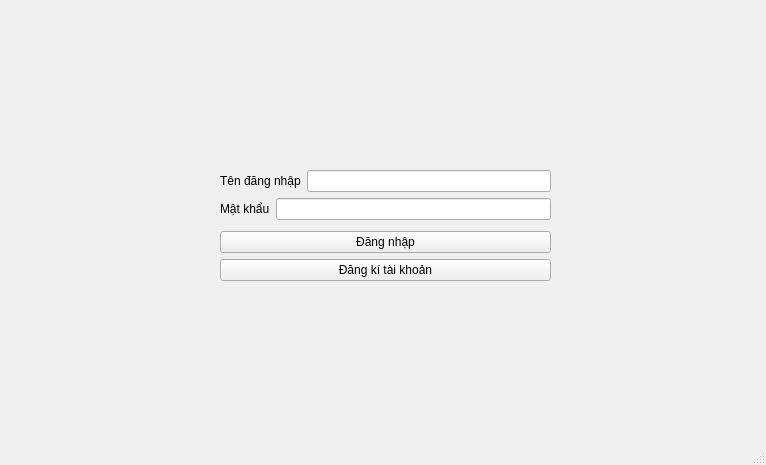
Qt form airline-gui/mainwindow.ui (nothign-us/Beta) before a commit.
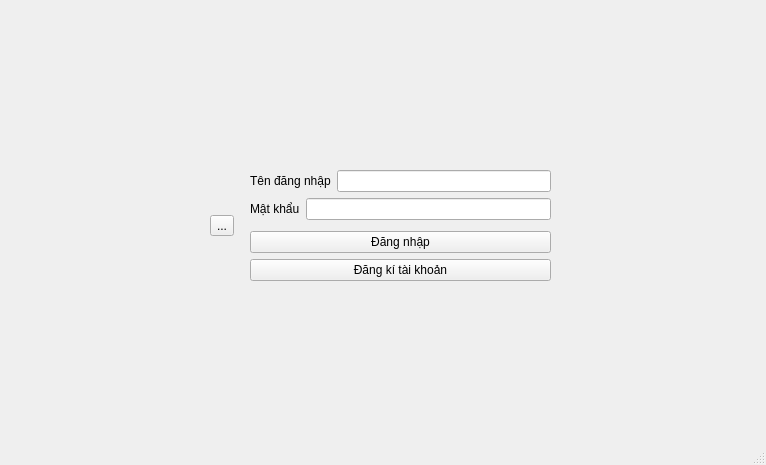
The same form after that commit.

```diff
--- a/airline-gui/mainwindow.ui
+++ b/airline-gui/mainwindow.ui
@@ -73,6 +73,13 @@
        </property>
       </spacer>
      </item>
+     <item>
+      <widget class="QToolButton" name="toolButton">
+       <property name="text">
+        <string>...</string>
+       </property>
+      </widget>
+     </item>
      <item>
       <layout class="QVBoxLayout" name="verticalLayout">
        <property name="leftMargin">
```
